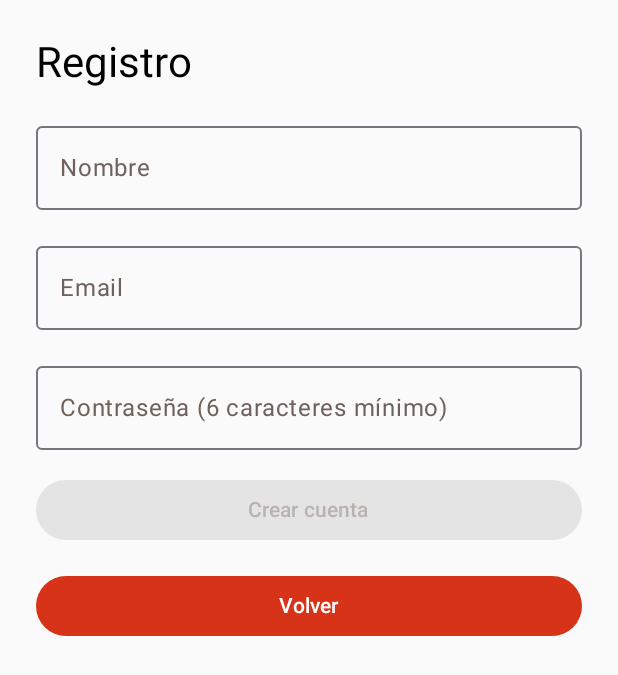
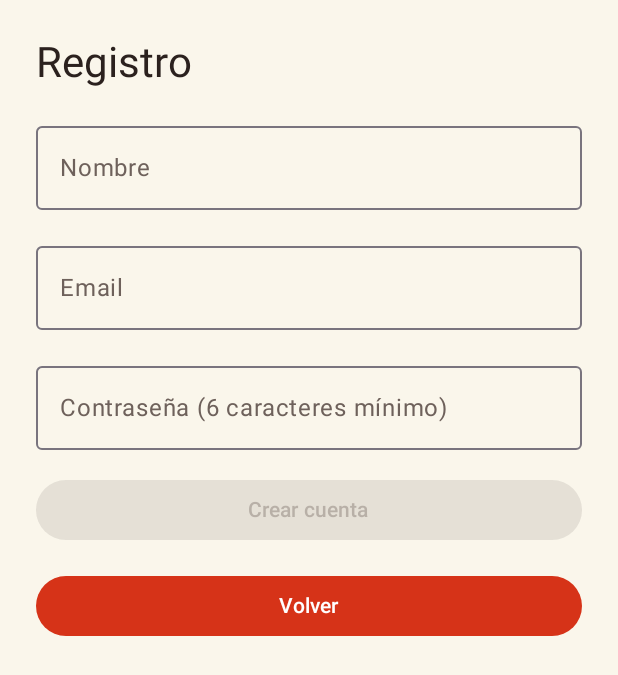
Before and after one commit to julllllllie/Kineo2, an Android app built with Jetpack Compose: the screen it shows after launch (MainActivity), after a tap on "Registro", on a phone screen of 412 x 824 dp. Shown: the top 675 px of the screen. Run offline under Robolectric (Android 15) with nearby library versions, the phone set to English and light mode, and no system bars.

Commit message:
change Lea
# Conflicts:
#	app/src/main/java/com/example/kineo/ui/theme/elementos/Theme.kt
#	app/src/main/res/mipmap-hdpi/ic_launcher.webp
#	app/src/main/res/mipmap-hdpi/ic_launcher_round.webp
#	app/src/main/res/mipmap-mdpi/ic_launcher.webp
#	app/src/main/res/mipmap-mdpi/ic_launcher_round.webp
#	app/src/main/res/mipmap-xhdpi/ic_launcher.webp
#	app/src/main/res/mipmap-xhdpi/ic_launcher_round.webp
#	app/src/main/res/mipmap-xxhdpi/ic_launcher.webp
#	app/src/main/res/mipmap-xxhdpi/ic_launcher_round.webp
#	app/src/main/res/mipmap-xxxhdpi/ic_launcher.webp
#	app/src/main/res/mipmap-xxxhdpi/ic_launcher_round.webp

```diff
--- a/app/src/main/java/com/example/kineo/MainActivity.kt
+++ b/app/src/main/java/com/example/kineo/MainActivity.kt
@@ -8,6 +8,9 @@ import androidx.compose.runtime.*
 import androidx.compose.runtime.Composable
 import androidx.compose.ui.Modifier
 import androidx.compose.ui.tooling.preview.Preview
+import androidx.compose.foundation.layout.fillMaxSize
+import androidx.compose.material3.MaterialTheme
+import androidx.compose.material3.Surface
 import com.example.kineo.ui.theme.InicioScreen
 import com.example.kineo.ui.theme.elementos.KineoTheme
 import com.example.kineo.navigation.Pantalla
@@ -23,6 +26,10 @@ class MainActivity : ComponentActivity() {
 
         setContent {
             KineoTheme {
+                Surface(
+                    modifier = Modifier.fillMaxSize(),
+                    color = MaterialTheme.colorScheme.background
+                ) {
                     var pantalla by remember { mutableStateOf<Pantalla>(Pantalla.Inicio) }
                     var errorRegistro by remember { mutableStateOf<String?>(null) }
                     var errorLogin by remember { mutableStateOf<String?>(null) }
@@ -83,6 +90,7 @@ class MainActivity : ComponentActivity() {
             }
         }
     }
+}
 
 @Composable
 fun Greeting(name: String, modifier: Modifier = Modifier) {
```
Also changed, not shown: app/src/main/java/com/example/kineo/ui/theme/elementos/Color.kt (+6 -7 lines). Lines whose indentation alone changed are shown as unchanged.
